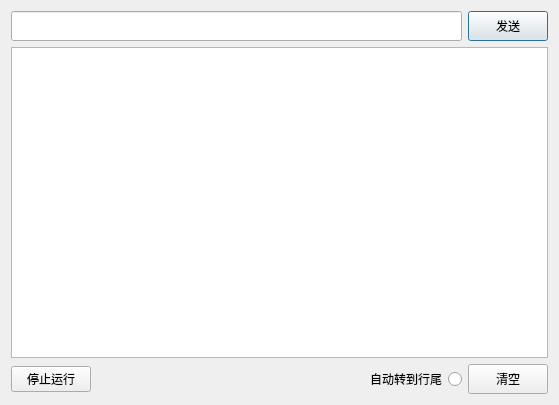
Old version of the form UI/portWindow.ui in the repository umeiko/MicroPython-DevTool.
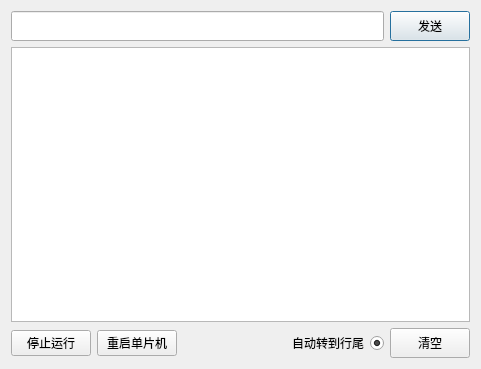
New version of the form. Icons and pictures are not drawn.

Commit message: 重命名文件 直接修改单片机内的文件

```diff
--- a/UI/portWindow.ui
+++ b/UI/portWindow.ui
@@ -6,8 +6,8 @@
    <rect>
     <x>0</x>
     <y>0</y>
-    <width>559</width>
-    <height>405</height>
+    <width>481</width>
+    <height>369</height>
    </rect>
   </property>
   <property name="windowTitle">
@@ -60,11 +60,30 @@
        </item>
        <item>
         <widget class="QPushButton" name="stopRun">
+         <property name="minimumSize">
+          <size>
+           <width>80</width>
+           <height>0</height>
+          </size>
+         </property>
          <property name="text">
           <string>停止运行</string>
          </property>
         </widget>
        </item>
+       <item>
+        <widget class="QPushButton" name="rebootMCU">
+         <property name="minimumSize">
+          <size>
+           <width>80</width>
+           <height>0</height>
+          </size>
+         </property>
+         <property name="text">
+          <string>重启单片机</string>
+         </property>
+        </widget>
+       </item>
        <item>
         <spacer name="horizontalSpacer">
          <property name="orientation">
@@ -97,6 +116,9 @@
        <property name="shortcut">
         <string>Ctrl+A</string>
        </property>
+       <property name="checked">
+        <bool>true</bool>
+       </property>
       </widget>
      </item>
      <item>
```
The commit also changes 4 other files.
